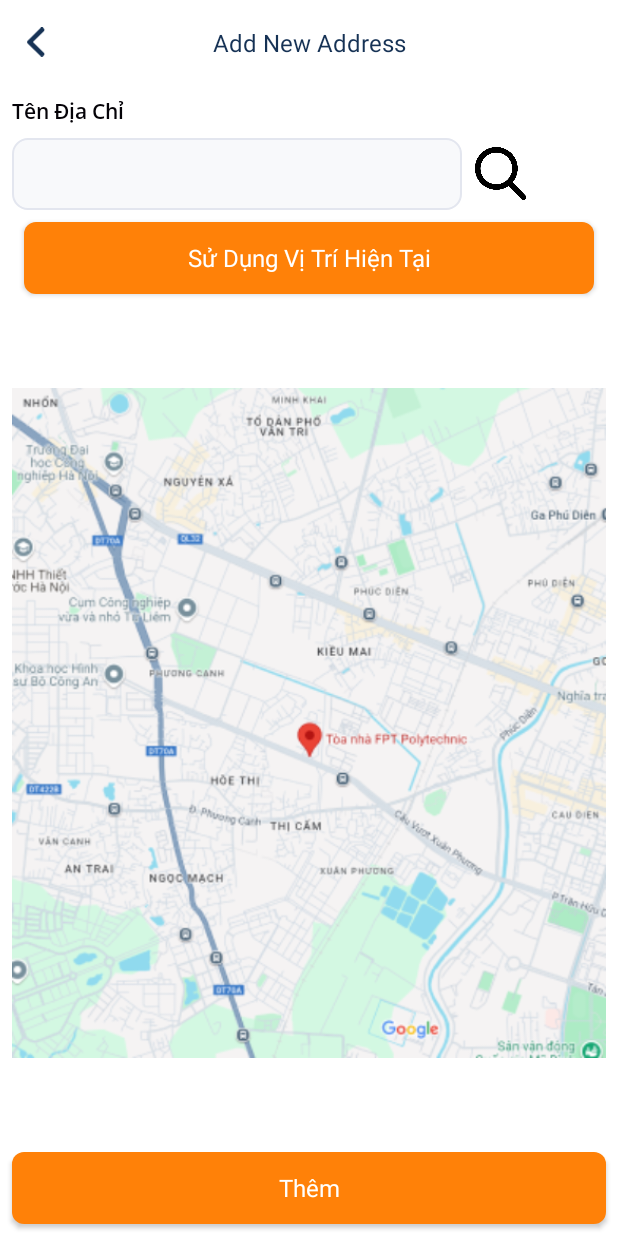
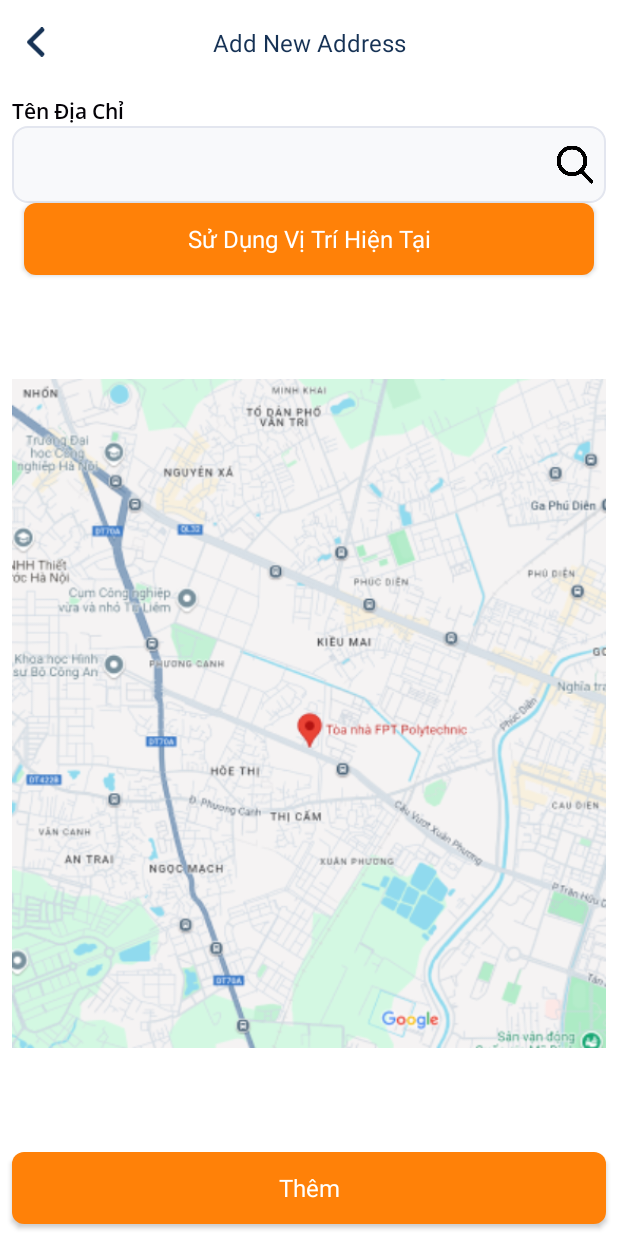
Before and after one commit to duyhuy27/android-app-fsquare, an Android app: the layout fragment_new_address.xml on its own in the app's theme, with its tools: preview values and no code run, on a phone screen of 412 x 824 dp. Run offline under Robolectric (Android 15) with nearby library versions, the phone set to English and light mode, and no system bars.

```diff
--- a/app/build.gradle
+++ b/app/build.gradle
@@ -252,6 +252,7 @@ dependencies {
     implementation 'com.elvishew:xlog-libcat:1.0.0'
 
     implementation 'com.github.Ajinkrishnak:CountryCodePicker:1.0.2'
+    implementation 'com.hbb20:android-country-picker:0.0.7'
 }
 
 static def getCurrentDayTime() {
--- a/app/src/main/AndroidManifest.xml
+++ b/app/src/main/AndroidManifest.xml
@@ -53,7 +53,7 @@
         tools:replace="android:supportsRtl"
         tools:targetApi="r">
         <activity
-            android:name=".features.profileandsetting.ui.ProfileAndSettingActivity"
+            android:name=".features.auth.ui.SignUpActivity"
             android:exported="false" />
         <activity
             android:name=".features.main.ui.MainActivity"
@@ -62,7 +62,7 @@
             android:name=".features.auth.ui.AuthActivity"
             android:exported="false"></activity>
         <activity
-            android:name=".features.auth.ui.SignUpActivity"
+            android:name=".features.profileandsetting.ui.ProfileAndSettingActivity"
             android:exported="true">
             <intent-filter>
                 <action android:name="android.intent.action.MAIN" />
--- a/app/src/main/res/layout/fragment_new_address.xml
+++ b/app/src/main/res/layout/fragment_new_address.xml
@@ -28,20 +28,25 @@
                 android:text="@string/Name_Address"
                 android:textColor="#040207"
                 android:textSize="@dimen/size_14" />
+
             <LinearLayout
                 android:layout_width="match_parent"
                 android:layout_height="wrap_content"
-                android:orientation="horizontal"
-                android:layout_marginTop="@dimen/permission_dp_15"
-                android:layout_marginBottom="@dimen/permission_dp_20">
-                <vn.md18.fsquareapplication.utils.view.CustomEditText
-                    android:id="@+id/edt_fullname"
-                    android:layout_width="300dp"
-                    android:layout_height="wrap_content"
-                    />
+                android:background="@drawable/bg_edt_corner_grey"
+                android:padding="@dimen/_6sdp"
+                android:orientation="horizontal">
+
+                <EditText
+                    android:id="@+id/edtNumberPhone"
+                    android:layout_width="0dp"
+                    android:layout_weight="1"
+                    android:layout_height="match_parent"
+                    android:inputType="phone"
+                    android:background="@null"
+                    android:maxLength="13"/>
                 <ImageView
                     android:id="@+id/img_search"
-                    android:layout_width="@dimen/size_35"
+                    android:layout_width="@dimen/size_25"
                     android:layout_height="@dimen/size_35"
                     android:src="@drawable/search"
                     android:layout_gravity="center"
```
Also changed, not shown: app/src/main/java/vn/md18/fsquareapplication/features/profileandsetting/ui/ProfileAndSettingActivity.kt (+28 -10 lines), app/src/main/java/vn/md18/fsquareapplication/features/profileandsetting/ui/fragment/EditProfileFragment.kt (+65 -1 lines), app/src/main/java/vn/md18/fsquareapplication/features/profileandsetting/ui/fragment/ProfileFragment.kt (+36 -6 lines), app/src/main/res/layout/fragment_edit_profile.xml (+7 -8 lines), app/src/main/res/layout/fragment_profile.xml (+20 -3 lines).
